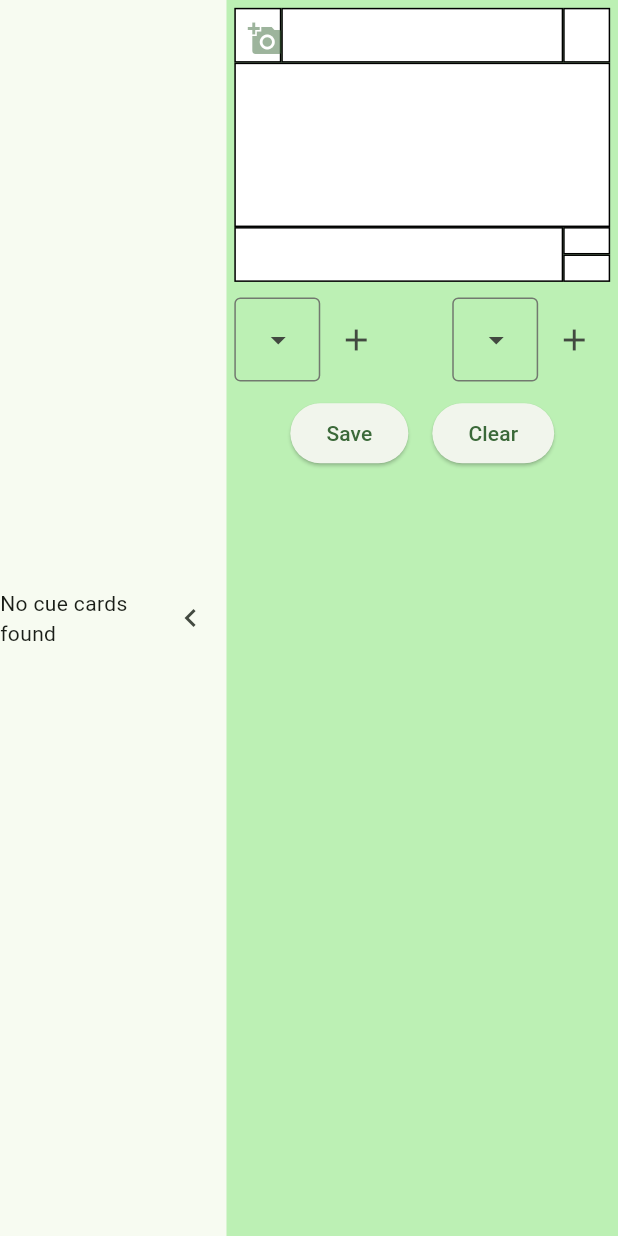
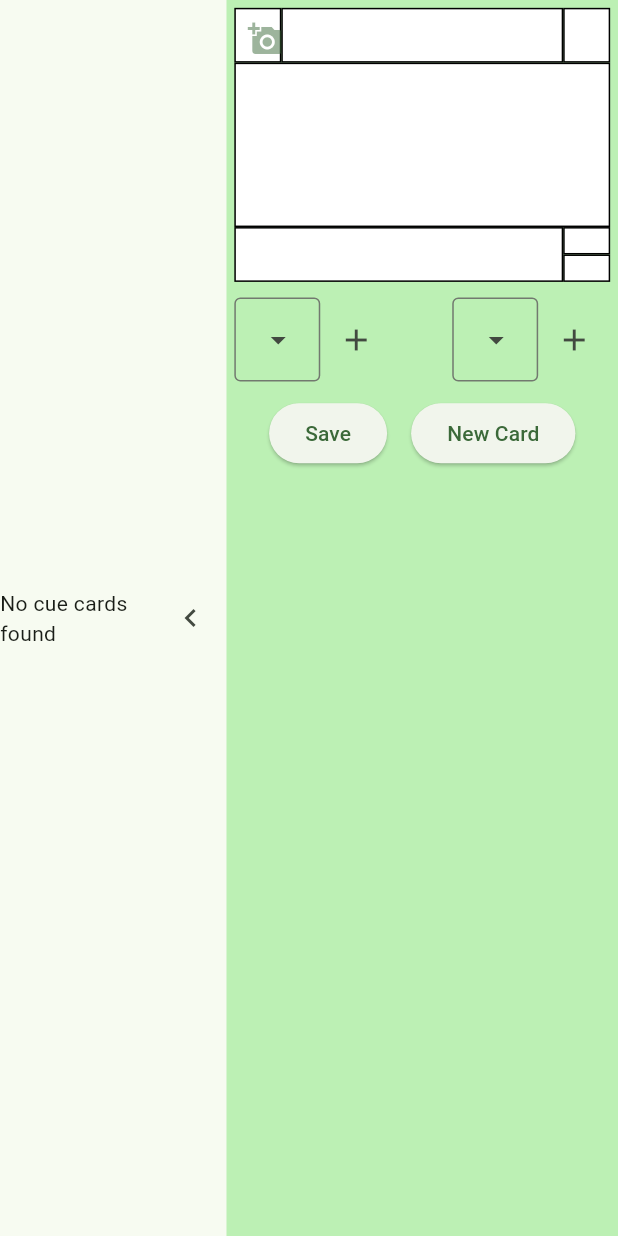
Before and after one commit to SynsLyns/dnd_cuecard_app, a Flutter app: the screen it shows after launch, on a phone screen of 412 x 824 dp. Run offline on Flutter 3.47's test engine with Material 3 defaults, Android fonts, the phone set to English and light mode, and no system bars; our stand-ins replace flutter_colorpicker, image_picker, sqflite_common_ffi; accounts and stored records are empty.

Commit message:
Update version

```diff
--- a/lib/screens/cue_card_creator_view.dart
+++ b/lib/screens/cue_card_creator_view.dart
@@ -85,7 +85,7 @@ class _CueCardCreatorViewState extends State<CueCardCreatorView> {
                         clearCueCard();
                         context.read<AppState>().selectCard(null);
                       },
-                      child: const Text('Clear'),
+                      child: const Text('New Card'),
                     ),
                   ],
                 ),
--- a/pubspec.yaml
+++ b/pubspec.yaml
@@ -103,7 +103,7 @@ msix_config:
   display_name: DnD Cue Card App
   publisher_display_name: Get Balled
   identity_name: ballers.suite.dndcuecardapp
-  msix_version: 0.0.1.0
+  msix_version: 0.0.1.1
   logo_path: C:\Users\Bill\repos\dnd_cuecard_app\windows\runner\resources\huh.png
   capabilities: nothing
   certificate_path: C:\Users\Bill\repos\dnd_cuecard_app\certificates\CERTIFICATE.pfx
```
